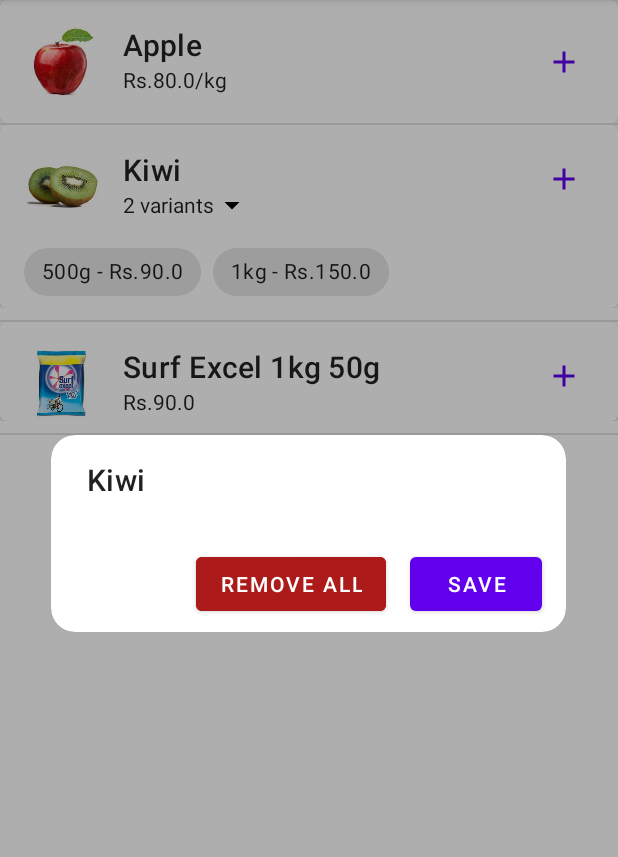
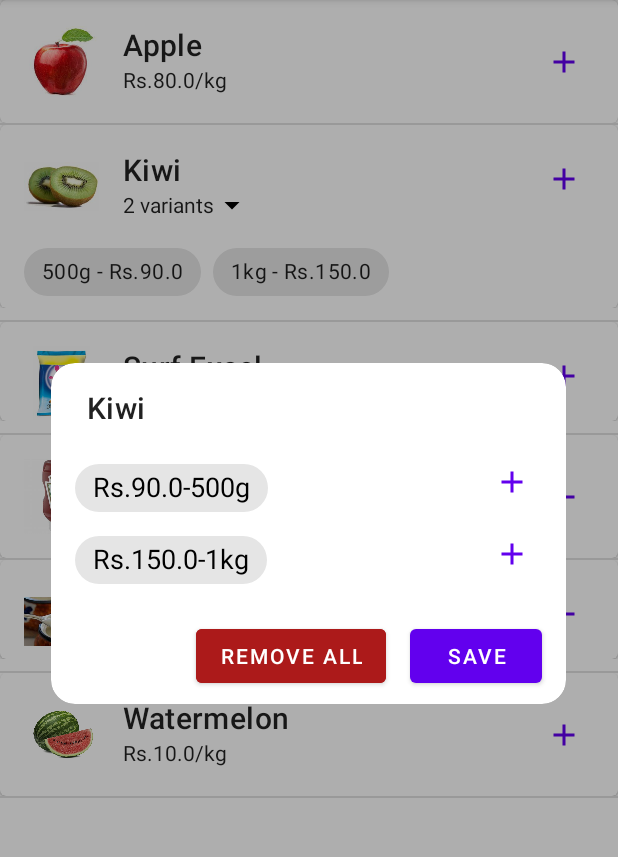
Before and after one commit to pulkitagrawal20/MyEcomApp, an Android app: the screen it shows after launch (MainActivity), after a tap on an icon or button, on a phone screen of 412 x 824 dp, the part 84-941 px from its top. Run offline under Robolectric (Android 15) with nearby library versions, the phone set to English and light mode, and no system bars; 3 other taps on this screen came first.

Commit message:
INITIAL COMMIT

```diff
--- a/user-app/src/main/java/com/example/android/myecom/tmp/ProductHelper.java
+++ b/user-app/src/main/java/com/example/android/myecom/tmp/ProductHelper.java
@@ -23,7 +23,14 @@ public class ProductHelper {
                                 new Variants("500g", 90),
                                 new Variants("1kg", 150)))),
                         new Product("Surf Excel", R.drawable.surfexcel, new ArrayList<>(Arrays.asList(
-                                new Variants("1kg 50g", 90))))
+                                new Variants("1kg 50g", 90),
+                                new Variants("1kg", 150)))),
+                        new Product("ketchup",R.drawable.ketchup,40,1),
+                        new Product("Curd",R.drawable.curd,new ArrayList<>(Arrays.asList(
+                                new Variants("1kg",20),
+                                new Variants("2kg",40)))),
+                        new Product("Watermelon",R.drawable.watermelon,10,1)
+
                 )
         );
         return products;
--- a/user-app/src/main/res/values/themes.xml
+++ b/user-app/src/main/res/values/themes.xml
@@ -14,8 +14,8 @@
         <!-- Customize your theme here. -->
     </style>
     <style name="imageButton">
-<!--        <item name="android:layout_weight">wrap_content</item>-->
-<!--        <item name="android:layout_height">wrap_content</item>-->
+        <item name="android:layout_width">wrap_content</item>
+        <item name="android:layout_height">wrap_content</item>
         <item name="android:background">?attr/selectableItemBackgroundBorderless</item>
         <item name="android:tint">@color/design_default_color_primary</item>
     </style>
```
